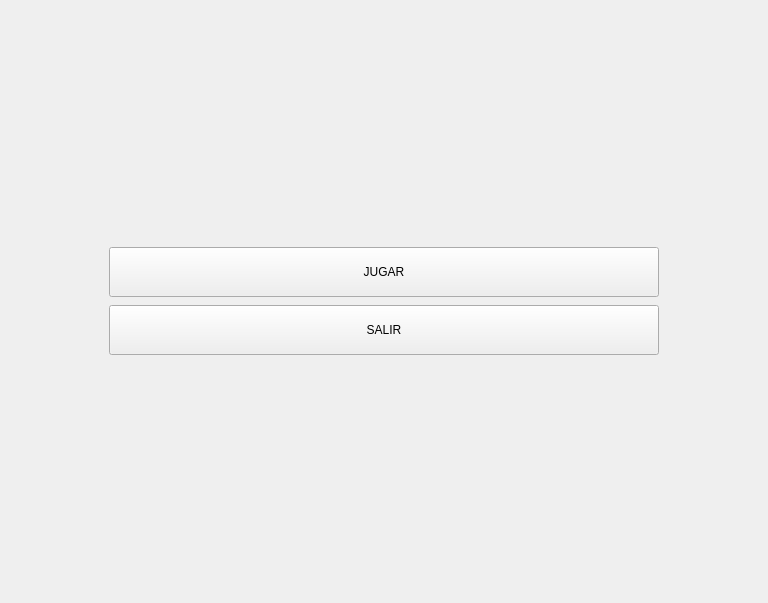
The window that menu.ui (facurz55/Paper-Please) describes before a commit, drawn with Qt 5.
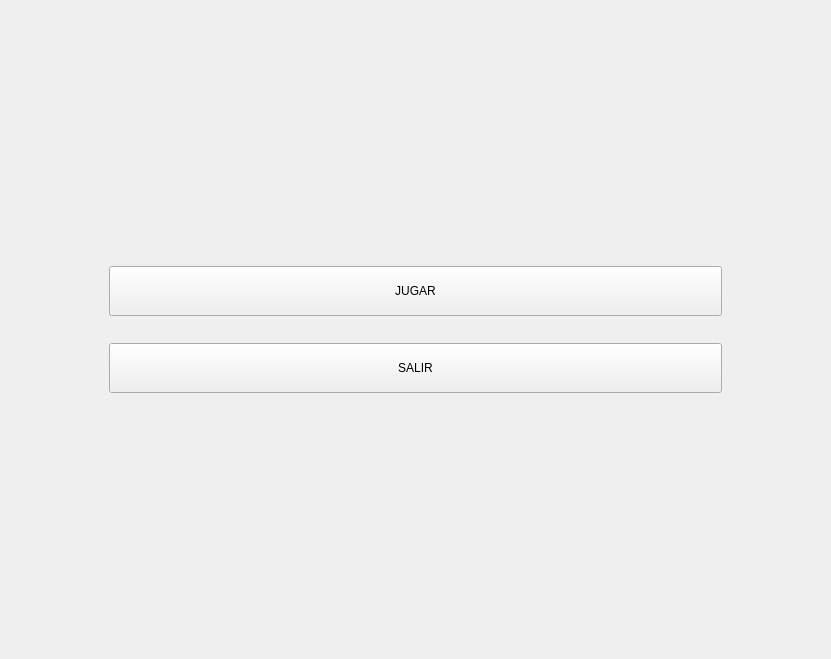
The same window after the commit. Icons and pictures are not drawn.

Patch:
```diff
--- a/menu.ui
+++ b/menu.ui
@@ -6,8 +6,8 @@
    <rect>
     <x>0</x>
     <y>0</y>
-    <width>768</width>
-    <height>603</height>
+    <width>831</width>
+    <height>659</height>
    </rect>
   </property>
   <property name="windowTitle">
```
